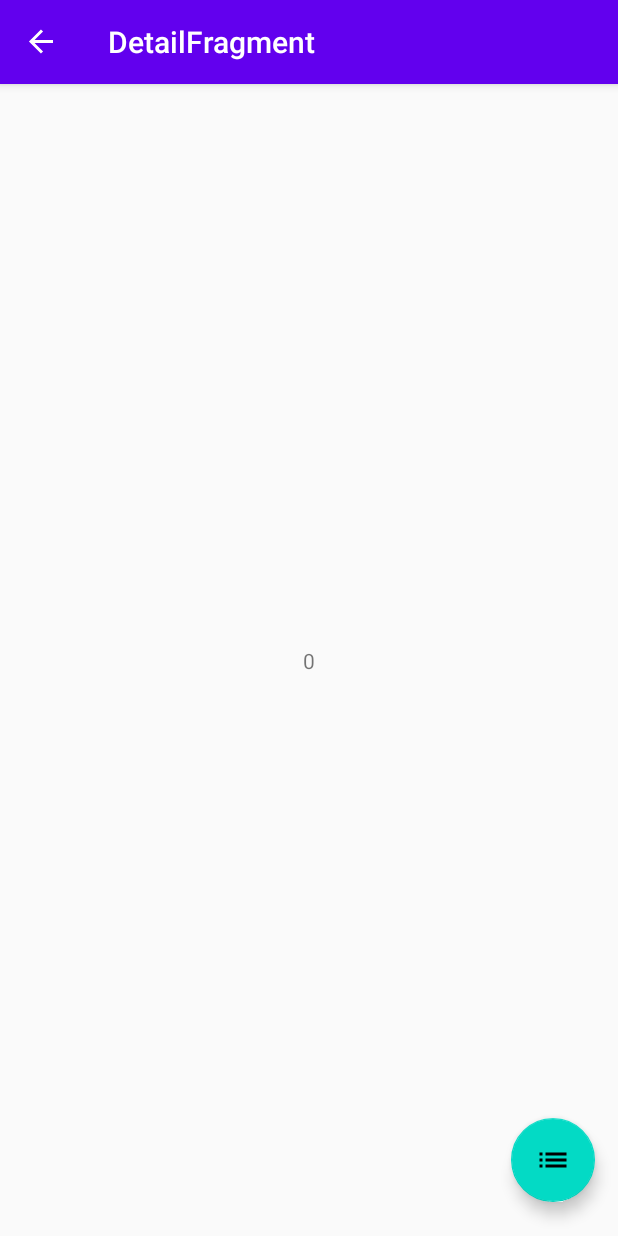
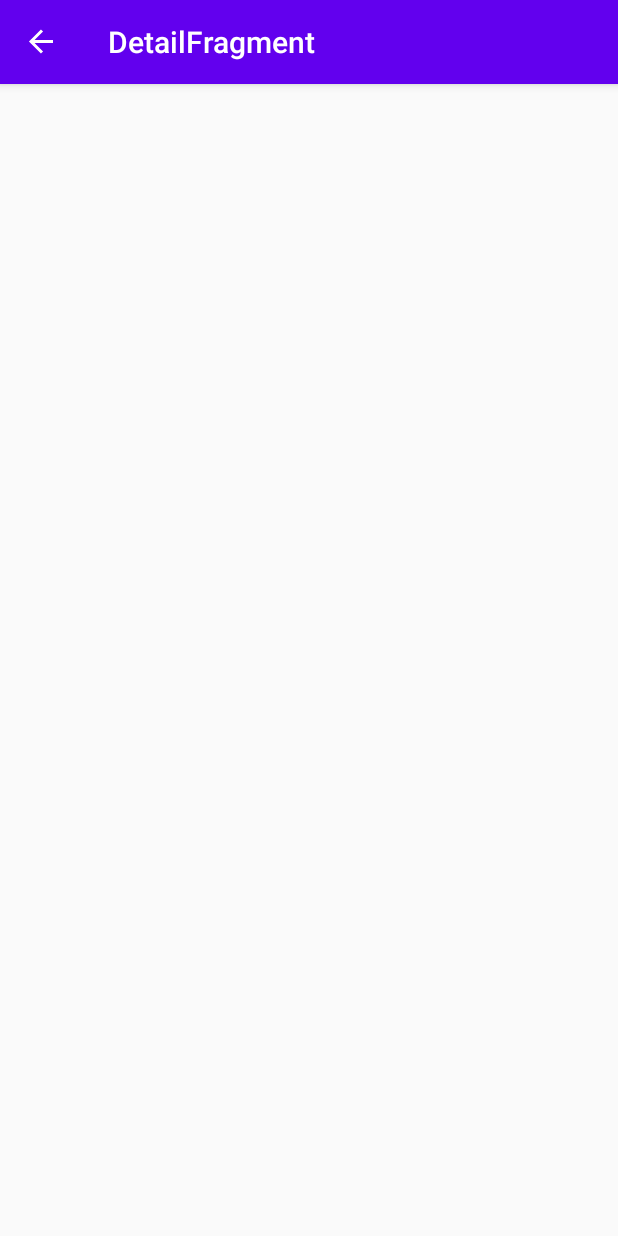
Before and after one commit to lzancan/DogsProject, an Android app: the DetailFragment screen opened through its navigation route, on a phone screen of 412 x 824 dp. Run offline under Robolectric (Android 15) with nearby library versions, the phone set to English and light mode, and no system bars; our stand-ins replace data binding, navigation-ui.

Commit message:
Clean up project

```diff
--- a/app/src/main/java/com/example/dogsproject/view/DetailFragment.kt
+++ b/app/src/main/java/com/example/dogsproject/view/DetailFragment.kt
@@ -27,12 +27,6 @@ class DetailFragment : Fragment() {
         super.onViewCreated(view, savedInstanceState)
         arguments?.let {
             dogId = DetailFragmentArgs.fromBundle(it).dogId
-            textView3.text = dogId.toString()
-        }
-
-        buttonList.setOnClickListener{
-            val action = DetailFragmentDirections.actionListFragment()
-            Navigation.findNavController(it).navigate(action)
         }
     }
 
--- a/app/src/main/java/com/example/dogsproject/view/ListFragment.kt
+++ b/app/src/main/java/com/example/dogsproject/view/ListFragment.kt
@@ -20,13 +20,4 @@ class ListFragment : Fragment() {
         return inflater.inflate(R.layout.fragment_list, container, false)
     }
 
-    override fun onViewCreated(view: View, savedInstanceState: Bundle?) {
-        super.onViewCreated(view, savedInstanceState)
-        buttonDetails.setOnClickListener{
-            val action = ListFragmentDirections.actionDetailFragment()
-            action.dogId = 5
-            Navigation.findNavController(it).navigate(action)
-        }
-    }
-
 }
--- a/app/src/main/res/layout/fragment_detail.xml
+++ b/app/src/main/res/layout/fragment_detail.xml
@@ -8,27 +8,5 @@
         android:layout_height="match_parent"
         tools:context=".view.DetailFragment">
 
-        <TextView
-            android:id="@+id/textView3"
-            android:layout_width="wrap_content"
-            android:layout_height="wrap_content"
-            android:text="@string/details_fragment"
-            app:layout_constraintBottom_toBottomOf="parent"
-            app:layout_constraintEnd_toEndOf="parent"
-            app:layout_constraintStart_toStartOf="parent"
-            app:layout_constraintTop_toTopOf="parent" />
-
-        <com.google.android.material.floatingactionbutton.FloatingActionButton
-            android:id="@+id/buttonList"
-            android:layout_width="wrap_content"
-            android:layout_height="wrap_content"
-            android:layout_marginEnd="14dp"
-            android:layout_marginRight="14dp"
-            android:layout_marginBottom="21dp"
-            android:clickable="true"
-            android:focusable="true"
-            android:src="@drawable/ic_list"
-            app:layout_constraintBottom_toBottomOf="parent"
-            app:layout_constraintEnd_toEndOf="parent"/>
     </androidx.constraintlayout.widget.ConstraintLayout>
 </layout>
```
Also changed, not shown: app/src/main/res/layout/fragment_list.xml (+0 -23 lines).
